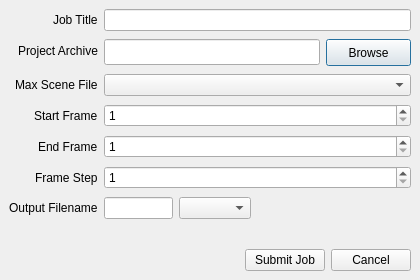
Above: src/rrt/max/ui/submit.ui from RCAD/ringling-render-tools before the change. Below: the same form after it.
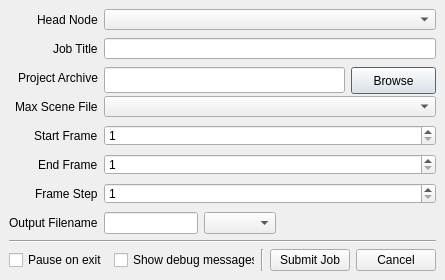
That is the form after the change.

Commit message: Updated max gui with widgets to set head node, pause on exit, and show debug

```diff
--- a/src/rrt/max/ui/submit.ui
+++ b/src/rrt/max/ui/submit.ui
@@ -9,7 +9,7 @@
    <rect>
     <x>0</x>
     <y>0</y>
-    <width>420</width>
+    <width>445</width>
     <height>280</height>
    </rect>
   </property>
@@ -21,12 +21,12 @@
   </property>
   <property name="minimumSize">
    <size>
-    <width>420</width>
+    <width>445</width>
     <height>280</height>
    </size>
   </property>
   <property name="windowTitle">
-   <string notr="true">qt-hpc</string>
+   <string notr="true">hpc-submit-max</string>
   </property>
   <layout class="QVBoxLayout" name="verticalLayout">
    <item>
@@ -185,13 +185,6 @@
        </property>
       </widget>
      </item>
-     <item row="8" column="1">
-      <layout class="QHBoxLayout" name="horizontalLayout_3">
-       <property name="spacing">
-        <number>24</number>
-       </property>
-      </layout>
-     </item>
      <item row="7" column="1">
       <layout class="QHBoxLayout" name="horizontalLayout_5">
        <item>
@@ -225,10 +218,37 @@
        </item>
       </layout>
      </item>
+     <item row="0" column="1">
+      <widget class="QComboBox" name="head_node_field">
+       <property name="toolTip">
+        <string>Which cluster to submit to</string>
+       </property>
+      </widget>
+     </item>
+     <item row="0" column="0">
+      <widget class="QLabel" name="head_node_label">
+       <property name="toolTip">
+        <string>which cluster to use</string>
+       </property>
+       <property name="text">
+        <string>Head Node</string>
+       </property>
+      </widget>
+     </item>
     </layout>
    </item>
+   <item>
+    <widget class="Line" name="line_2">
+     <property name="orientation">
+      <enum>Qt::Horizontal</enum>
+     </property>
+    </widget>
+   </item>
    <item>
     <layout class="QHBoxLayout" name="horizontalLayout_2">
+     <property name="spacing">
+      <number>6</number>
+     </property>
      <item>
       <spacer name="horizontalSpacer">
        <property name="orientation">
@@ -242,6 +262,27 @@
        </property>
       </spacer>
      </item>
+     <item>
+      <widget class="QCheckBox" name="pause_field">
+       <property name="text">
+        <string>Pause on exit</string>
+       </property>
+      </widget>
+     </item>
+     <item>
+      <widget class="QCheckBox" name="debug_field">
+       <property name="text">
+        <string>Show debug messages</string>
+       </property>
+      </widget>
+     </item>
+     <item>
+      <widget class="Line" name="line">
+       <property name="orientation">
+        <enum>Qt::Vertical</enum>
+       </property>
+      </widget>
+     </item>
      <item>
       <widget class="QPushButton" name="submit_button">
        <property name="text">
```
The commit also changes 2 other files.
